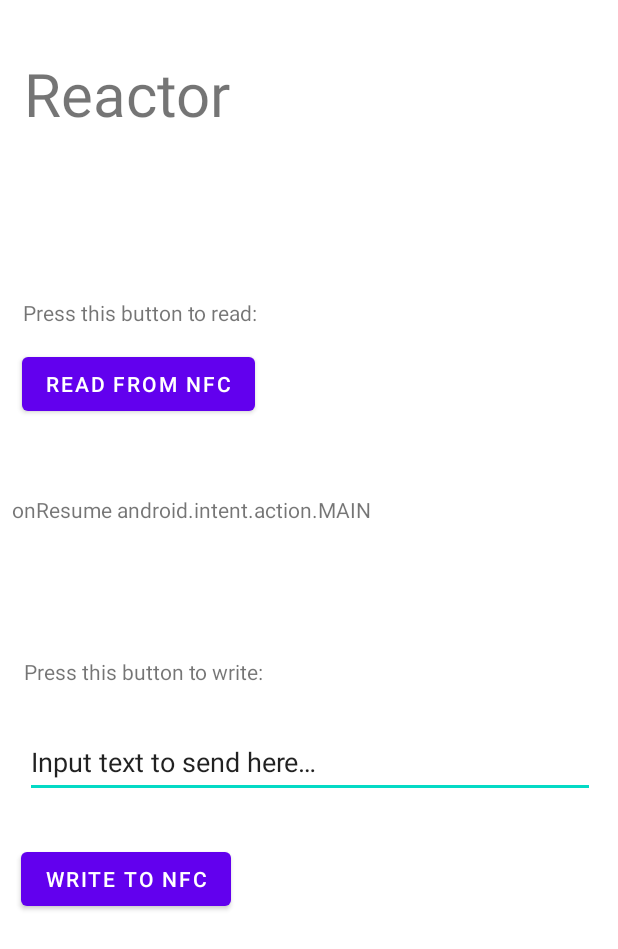
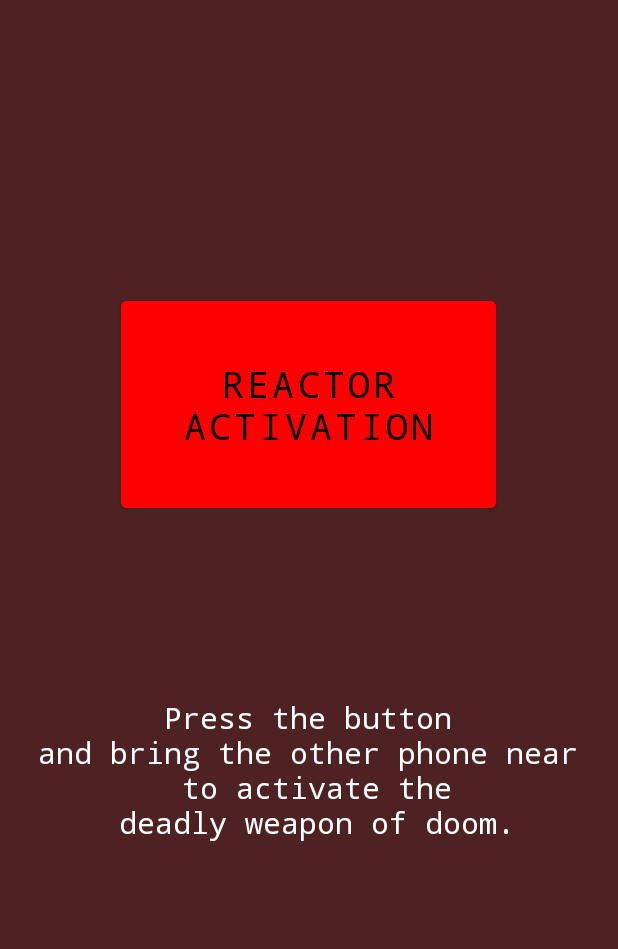
Before and after one commit to achudy/reactor-nfc, an Android app: the screen it shows after launch (MainActivity), on a phone screen of 412 x 824 dp. Shown: the top 949 px of the screen. Run offline under Robolectric (Android 15) with nearby library versions, the phone set to English and light mode, and no system bars.

Commit message:
a functional app

```diff
--- a/ReactorNFC/app/src/main/java/com/example/reactornfc/MainActivity.kt
+++ b/ReactorNFC/app/src/main/java/com/example/reactornfc/MainActivity.kt
@@ -6,16 +6,14 @@ import android.nfc.NdefMessage
 import android.nfc.NdefRecord
 import android.nfc.NfcAdapter
 import android.nfc.NfcAdapter.CreateNdefMessageCallback
-import android.nfc.NfcEvent
 import androidx.appcompat.app.AppCompatActivity
 import android.os.Bundle
-import android.os.Parcelable
 import android.util.Log
 import android.view.View
 import android.widget.Button
 import android.widget.TextView
 import android.widget.Toast
-import java.util.*
+import androidx.constraintlayout.widget.ConstraintLayout
 
 class MainActivity : AppCompatActivity() {
     var mNfcAdapter: NfcAdapter? = null
@@ -23,23 +21,24 @@ class MainActivity : AppCompatActivity() {
         super.onCreate(savedInstanceState)
         Log.i(TAG, "onCreate")
         setContentView(R.layout.activity_main)
-        val beamData: Button = findViewById(R.id.buttonWrite)
+        val beamData: Button = findViewById(R.id.buttonActivate)
         beamData.setOnClickListener(_onBeamClick)
     }
 
     override fun onNewIntent(intent: Intent?) {
         super.onNewIntent(intent)
-        Log.i(TAG, "onNewIntent")
-        setDisplayText("onNewIntent " + intent!!.action)
-        if (NfcAdapter.ACTION_NDEF_DISCOVERED == intent.action) {
+        //Log.i(TAG, "onNewIntent")
+        //setDisplayText("onNewIntent " + intent!!.action)
+        if (NfcAdapter.ACTION_NDEF_DISCOVERED == intent?.action) {
+            toast(this, "Reactor activation!")
             processNFCData(intent)
         }
     }
 
     override fun onResume() {
         super.onResume()
-        Log.i(TAG, "onResume")
-        setDisplayText("onResume " + intent.action)
+        //Log.i(TAG, "onResume")
+        //setDisplayText("onResume " + intent.action)
         // Check to see that the Activity started due to an Android Beam
         if (NfcAdapter.ACTION_NDEF_DISCOVERED == intent.action) {
             processNFCData(intent)
@@ -47,40 +46,40 @@ class MainActivity : AppCompatActivity() {
     }
 
     private fun processNFCData(inputIntent: Intent) {
-        Log.i(TAG, "processNFCData")
+        //Log.i(TAG, "processNFCData")
         val rawMessages = inputIntent.getParcelableArrayExtra(NfcAdapter.EXTRA_NDEF_MESSAGES)
-        if (rawMessages != null && rawMessages.size > 0) {
+        if (rawMessages != null && rawMessages.isNotEmpty()) {
             val messages = arrayOfNulls<NdefMessage>(rawMessages.size)
             for (i in rawMessages.indices) {
                 messages[i] = rawMessages[i] as NdefMessage
             }
-            Log.i(TAG, "message size = " + messages.size)
-            val veiw: TextView = findViewById(R.id.result)
-            if (veiw != null) {
-                // only one message sent during the beam
-                val msg = rawMessages[0] as NdefMessage
-                // record 0 contains the MIME type, record 1 is the AAR, if present
-                val base = String(msg.records[0].payload)
-                val str = String.format(
-                    Locale.getDefault(),
-                    "Message entries=%d. Base message is %s",
-                    rawMessages.size,
-                    base
-                )
-                veiw.text = str
-            }
+            //Log.i(TAG, "message size = " + messages.size)
+            val textView: TextView = findViewById(R.id.result)
+            // only one message sent during the beam
+            val msg = rawMessages[0] as NdefMessage
+            // record 0 contains the MIME type, record 1 is the AAR, if present
+            val base = String(msg.records[0].payload)
+//            val str = String.format(
+//                Locale.getDefault(),
+//                "Message entries=%d. Base message is %s",
+//                rawMessages.size,
+//                base
+//            )
+            val str = base
+            val layout: ConstraintLayout = findViewById(R.id.layout)
+            layout.setBackgroundColor(resources.getColor(R.color.my_purple))
+            textView.text = str
+            toast(this, base)
         }
     }
 
     private fun setDisplayText(text: String) {
-        val veiw: TextView = findViewById(R.id.result)
-        if (veiw != null) {
-            veiw.text = text
-        }
+        val textView: TextView = findViewById(R.id.result)
+        textView.text = text
     }
 
     private val _onBeamClick = View.OnClickListener {
-        Log.i(TAG, "_onBeamClick onClick")
+        //Log.i(TAG, "_onBeamClick onClick")
         turnOnNfcBeam()
     }
 
@@ -110,9 +109,7 @@ class MainActivity : AppCompatActivity() {
 
     private fun createMessage(): NdefMessage {
         val text = """
-               Hello there from another device!
-
-               Beam Time: ${System.currentTimeMillis()}
+               Reactor activated
                """.trimIndent()
         return NdefMessage(
             arrayOf(
--- a/ReactorNFC/app/src/main/res/layout/activity_main.xml
+++ b/ReactorNFC/app/src/main/res/layout/activity_main.xml
@@ -2,103 +2,117 @@
 <androidx.constraintlayout.widget.ConstraintLayout xmlns:android="http://schemas.android.com/apk/res/android"
     xmlns:app="http://schemas.android.com/apk/res-auto"
     xmlns:tools="http://schemas.android.com/tools"
+    android:id="@+id/layout"
     android:layout_width="match_parent"
     android:layout_height="match_parent"
+    android:background="@color/my_red"
     tools:context=".MainActivity">
 
 
-    <TextView
-        android:id="@+id/app_title"
+    <!--    <TextView-->
+    <!--        android:id="@+id/app_title"-->
+    <!--        android:layout_width="wrap_content"-->
+    <!--        android:layout_height="wrap_content"-->
+    <!--        android:layout_marginStart="16dp"-->
+    <!--        android:text="@string/reactor"-->
+    <!--        android:textSize="40sp"-->
+    <!--        app:layout_constraintBottom_toBottomOf="parent"-->
+    <!--        app:layout_constraintHorizontal_bias="0.074"-->
+    <!--        app:layout_constraintLeft_toLeftOf="parent"-->
+    <!--        app:layout_constraintRight_toRightOf="parent"-->
+    <!--        app:layout_constraintStart_toStartOf="parent"-->
+    <!--        app:layout_constraintTop_toTopOf="parent"-->
+    <!--        app:layout_constraintVertical_bias="0.046" />-->
+
+    <Button
+        android:id="@+id/buttonActivate"
         android:layout_width="wrap_content"
         android:layout_height="wrap_content"
-        android:layout_marginStart="16dp"
-        android:text="@string/reactor"
-        android:textSize="40sp"
+        android:width="250dp"
+        android:height="150dp"
+        android:backgroundTint="#FF0000"
+        android:fontFamily="monospace"
+        android:text="@string/activate"
+        android:textColor="#000000"
+        android:textSize="24sp"
         app:layout_constraintBottom_toBottomOf="parent"
-        app:layout_constraintHorizontal_bias="0.074"
-        app:layout_constraintLeft_toLeftOf="parent"
-        app:layout_constraintRight_toRightOf="parent"
+        app:layout_constraintEnd_toEndOf="parent"
+        app:layout_constraintHorizontal_bias="0.498"
         app:layout_constraintStart_toStartOf="parent"
         app:layout_constraintTop_toTopOf="parent"
-        app:layout_constraintVertical_bias="0.046" />
-
-    <TextView
-        android:id="@+id/read"
-        android:layout_width="wrap_content"
-        android:layout_height="wrap_content"
-        android:text="@string/read"
-        app:layout_constraintBottom_toBottomOf="parent"
-        app:layout_constraintHorizontal_bias="0.059"
-        app:layout_constraintLeft_toLeftOf="parent"
-        app:layout_constraintRight_toRightOf="parent"
-        app:layout_constraintTop_toTopOf="parent"
-        app:layout_constraintVertical_bias="0.247" />
-
-    <Button
-        android:id="@+id/buttonRead"
-        android:layout_width="wrap_content"
-        android:layout_height="wrap_content"
-        android:text="@string/read_nfc"
-        app:layout_constraintBottom_toTopOf="@+id/write"
-        app:layout_constraintEnd_toEndOf="parent"
-        app:layout_constraintHorizontal_bias="0.058"
-        app:layout_constraintStart_toStartOf="parent"
-        app:layout_constraintTop_toTopOf="parent"
-        app:layout_constraintVertical_bias="0.595" />
-
-    <EditText
-        android:id="@+id/editTextSendMessage"
-        android:layout_width="380dp"
-        android:layout_height="48dp"
-        android:ems="10"
-        android:inputType="textPersonName"
-        android:minHeight="48dp"
-        android:text="@string/input_text"
-        android:hint="@string/test"
-        app:layout_constraintBottom_toBottomOf="parent"
-        app:layout_constraintEnd_toEndOf="parent"
-        app:layout_constraintHorizontal_bias="0.516"
-        app:layout_constraintStart_toStartOf="parent"
-        app:layout_constraintTop_toTopOf="parent"
-        app:layout_constraintVertical_bias="0.624"
-        android:importantForAutofill="no" />
-
-    <Button
-        android:id="@+id/buttonWrite"
-        android:layout_width="wrap_content"
-        android:layout_height="wrap_content"
-        android:text="@string/write_nfc"
-        app:layout_constraintBottom_toBottomOf="parent"
-        app:layout_constraintEnd_toEndOf="parent"
-        app:layout_constraintHorizontal_bias="0.051"
-        app:layout_constraintStart_toStartOf="parent"
-        app:layout_constraintTop_toTopOf="parent"
-        app:layout_constraintVertical_bias="0.724" />
-
-    <TextView
-        android:id="@+id/write"
-        android:layout_width="wrap_content"
-        android:layout_height="wrap_content"
-        android:text="@string/write"
-        app:layout_constraintBottom_toBottomOf="parent"
-        app:layout_constraintHorizontal_bias="0.063"
-        app:layout_constraintLeft_toLeftOf="parent"
-        app:layout_constraintRight_toRightOf="parent"
-        app:layout_constraintTop_toTopOf="parent"
-        app:layout_constraintVertical_bias="0.544" />
+        app:layout_constraintVertical_bias="0.289" />
 
     <TextView
         android:id="@+id/result"
         android:layout_width="wrap_content"
         android:layout_height="wrap_content"
+        android:minWidth="48dp"
+        android:minHeight="48dp"
         android:text="@string/result"
+        android:textAlignment="center"
+        android:textColor="#FFFFFF"
+        android:textIsSelectable="true"
+        android:textSize="20sp"
+        android:typeface="monospace"
         app:layout_constraintBottom_toBottomOf="parent"
         app:layout_constraintEnd_toEndOf="parent"
-        app:layout_constraintHorizontal_bias="0.045"
+        app:layout_constraintHorizontal_bias="0.487"
         app:layout_constraintStart_toStartOf="parent"
-        app:layout_constraintTop_toTopOf="parent"
-        app:layout_constraintVertical_bias="0.41"
-        android:textIsSelectable="true"/>
+        app:layout_constraintTop_toBottomOf="@+id/buttonActivate"
+        app:layout_constraintVertical_bias="0.314" />
+
+    <!--    <TextView-->
+    <!--        android:id="@+id/read"-->
+    <!--        android:layout_width="wrap_content"-->
+    <!--        android:layout_height="wrap_content"-->
+    <!--        android:text="@string/read"-->
+    <!--        app:layout_constraintBottom_toBottomOf="parent"-->
+    <!--        app:layout_constraintHorizontal_bias="0.059"-->
+    <!--        app:layout_constraintLeft_toLeftOf="parent"-->
+    <!--        app:layout_constraintRight_toRightOf="parent"-->
+    <!--        app:layout_constraintTop_toTopOf="parent"-->
+    <!--        app:layout_constraintVertical_bias="0.247" />-->
+
+    <!--    <Button-->
+    <!--        android:id="@+id/buttonRead"-->
+    <!--        android:layout_width="wrap_content"-->
+    <!--        android:layout_height="wrap_content"-->
+    <!--        android:text="@string/read_nfc"-->
+    <!--        app:layout_constraintBottom_toTopOf="@+id/write"-->
+    <!--        app:layout_constraintEnd_toEndOf="parent"-->
+    <!--        app:layout_constraintHorizontal_bias="0.058"-->
+    <!--        app:layout_constraintStart_toStartOf="parent"-->
+    <!--        app:layout_constraintTop_toTopOf="parent"-->
+    <!--        app:layout_constraintVertical_bias="0.595" />-->
+
+    <!--    <EditText-->
+    <!--        android:id="@+id/editTextSendMessage"-->
+    <!--        android:layout_width="380dp"-->
+    <!--        android:layout_height="48dp"-->
+    <!--        android:ems="10"-->
+    <!--        android:inputType="textPersonName"-->
+    <!--        android:minHeight="48dp"-->
+    <!--        android:text="@string/input_text"-->
+    <!--        android:hint="@string/test"-->
+    <!--        app:layout_constraintBottom_toBottomOf="parent"-->
+    <!--        app:layout_constraintEnd_toEndOf="parent"-->
+    <!--        app:layout_constraintHorizontal_bias="0.516"-->
+    <!--        app:layout_constraintStart_toStartOf="parent"-->
+    <!--        app:layout_constraintTop_toTopOf="parent"-->
+    <!--        app:layout_constraintVertical_bias="0.624"-->
+    <!--        android:importantForAutofill="no" />-->
+
+    <!--    <TextView-->
+    <!--        android:id="@+id/write"-->
+    <!--        android:layout_width="wrap_content"-->
+    <!--        android:layout_height="wrap_content"-->
+    <!--        android:text="@string/write"-->
+    <!--        app:layout_constraintBottom_toBottomOf="parent"-->
+    <!--        app:layout_constraintHorizontal_bias="0.063"-->
+    <!--        app:layout_constraintLeft_toLeftOf="parent"-->
+    <!--        app:layout_constraintRight_toRightOf="parent"-->
+    <!--        app:layout_constraintTop_toTopOf="parent"-->
+    <!--        app:layout_constraintVertical_bias="0.544" />-->
 
 
 </androidx.constraintlayout.widget.ConstraintLayout>
--- a/ReactorNFC/app/src/main/res/values/colors.xml
+++ b/ReactorNFC/app/src/main/res/values/colors.xml
@@ -7,4 +7,6 @@
     <color name="teal_700">#FF018786</color>
     <color name="black">#FF000000</color>
     <color name="white">#FFFFFFFF</color>
+    <color name="my_red">#4E2222</color>
+    <color name="my_purple">#34224E</color>
 </resources>
--- a/ReactorNFC/app/src/main/res/values/strings.xml
+++ b/ReactorNFC/app/src/main/res/values/strings.xml
@@ -1,13 +1,14 @@
 <resources>
     <string name="app_name">ReactorNFC</string>
     <string name="reactor">Reactor</string>
-    <string name="read">Press this button to read:</string>
-    <string name="write">Press this button to write:</string>
-    <string name="read_nfc">Read from NFC</string>
-    <string name="write_nfc">Write to NFC</string>
-    <string name="input_text">Input text to send here…</string>
-    <string name="test">test</string>
-    <string name="msg_token_fmt" translatable="false">FCM registration Token: %s</string>
+<!--    <string name="read">Press this button to read:</string>-->
+<!--    <string name="write">Press this button to write:</string>-->
+<!--    <string name="read_nfc">Read from NFC</string>-->
+<!--    <string name="write_nfc">Write to NFC</string>-->
+<!--    <string name="input_text">Input text to send here…</string>-->
+<!--    <string name="test">test</string>-->
+<!--    <string name="msg_token_fmt" translatable="false">FCM registration Token: %s</string>-->
     <string name="notification_id">default</string>
-    <string name="result">Result</string>
+    <string name="result">Press the button\nand bring the other phone near\n to activate the\n deadly weapon of doom.</string>
+    <string name="activate">REACTOR\nACTIVATION</string>
 </resources>
```
